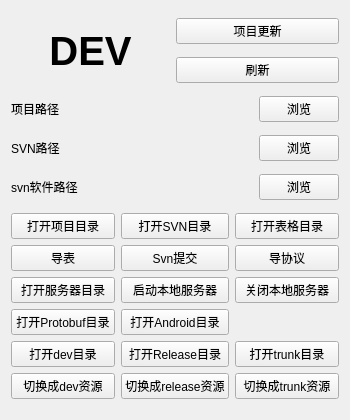
LianBai/PyTools, file TWTools/roommain.ui: the form before one commit.
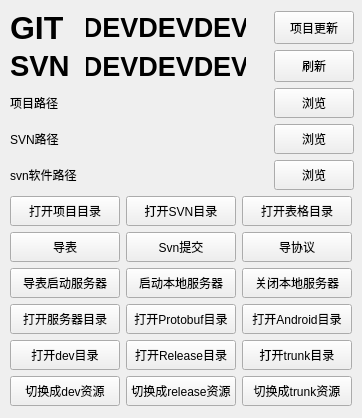
The form after the commit.

Commit message: 更新TWTools

The edit to the form file:
```diff
--- a/TWTools/roommain.ui
+++ b/TWTools/roommain.ui
@@ -12,8 +12,8 @@
    <rect>
     <x>0</x>
     <y>0</y>
-    <width>350</width>
-    <height>420</height>
+    <width>362</width>
+    <height>418</height>
    </rect>
   </property>
   <property name="sizePolicy">
@@ -24,8 +24,8 @@
   </property>
   <property name="minimumSize">
    <size>
-    <width>350</width>
-    <height>420</height>
+    <width>362</width>
+    <height>418</height>
    </size>
   </property>
   <property name="maximumSize">
@@ -49,148 +49,466 @@
   <property name="windowTitle">
    <string>工具</string>
   </property>
-  <layout class="QGridLayout" name="gridLayout_2">
+  <widget class="QWidget" name="layoutWidget">
+   <property name="geometry">
+    <rect>
+     <x>10</x>
+     <y>11</y>
+     <width>344</width>
+     <height>395</height>
+    </rect>
+   </property>
+   <layout class="QGridLayout" name="gridLayout">
+    <item row="0" column="0">
+     <widget class="QLabel" name="label_4">
+      <property name="sizePolicy">
+       <sizepolicy hsizetype="Minimum" vsizetype="Minimum">
+        <horstretch>0</horstretch>
+        <verstretch>0</verstretch>
+       </sizepolicy>
+      </property>
+      <property name="maximumSize">
+       <size>
+        <width>16777215</width>
+        <height>16777215</height>
+       </size>
+      </property>
+      <property name="font">
+       <font>
+        <pointsize>24</pointsize>
+        <weight>75</weight>
+        <bold>true</bold>
+       </font>
+      </property>
+      <property name="text">
+       <string>GIT </string>
+      </property>
+     </widget>
+    </item>
+    <item row="0" column="1" colspan="3">
+     <widget class="QLabel" name="GitLink">
+      <property name="sizePolicy">
+       <sizepolicy hsizetype="Minimum" vsizetype="Minimum">
+        <horstretch>0</horstretch>
+        <verstretch>0</verstretch>
+       </sizepolicy>
+      </property>
+      <property name="minimumSize">
+       <size>
+        <width>160</width>
+        <height>30</height>
+       </size>
+      </property>
+      <property name="maximumSize">
+       <size>
+        <width>160</width>
+        <height>16777215</height>
+       </size>
+      </property>
+      <property name="font">
+       <font>
+        <pointsize>20</pointsize>
+        <weight>75</weight>
+        <bold>true</bold>
+       </font>
+      </property>
+      <property name="text">
+       <string>DEVDEVDEV</string>
+      </property>
+      <property name="scaledContents">
+       <bool>true</bool>
+      </property>
+      <property name="alignment">
+       <set>Qt::AlignCenter</set>
+      </property>
+      <property name="wordWrap">
+       <bool>false</bool>
+      </property>
+      <property name="openExternalLinks">
+       <bool>false</bool>
+      </property>
+     </widget>
+    </item>
+    <item row="0" column="4">
+     <widget class="QPushButton" name="UpdateBtn">
+      <property name="sizePolicy">
+       <sizepolicy hsizetype="Minimum" vsizetype="Minimum">
+        <horstretch>0</horstretch>
+        <verstretch>0</verstretch>
+       </sizepolicy>
+      </property>
+      <property name="maximumSize">
+       <size>
+        <width>16777215</width>
+        <height>16777215</height>
+       </size>
+      </property>
+      <property name="text">
+       <string>项目更新</string>
+      </property>
+     </widget>
+    </item>
+    <item row="1" column="0">
+     <widget class="QLabel" name="label_5">
+      <property name="sizePolicy">
+       <sizepolicy hsizetype="Minimum" vsizetype="Minimum">
+        <horstretch>0</horstretch>
+        <verstretch>0</verstretch>
+       </sizepolicy>
+      </property>
+      <property name="maximumSize">
+       <size>
+        <width>16777215</width>
+        <height>16777215</height>
+       </size>
+      </property>
+      <property name="font">
+       <font>
+        <pointsize>22</pointsize>
+        <weight>75</weight>
+        <bold>true</bold>
+       </font>
+      </property>
+      <property name="text">
+       <string>SVN </string>
+      </property>
+     </widget>
+    </item>
+    <item row="1" column="1" colspan="3">
+     <widget class="QLabel" name="ResLink">
+      <property name="sizePolicy">
+       <sizepolicy hsizetype="Minimum" vsizetype="Minimum">
+        <horstretch>0</horstretch>
+        <verstretch>0</verstretch>
+       </sizepolicy>
+      </property>
+      <property name="minimumSize">
+       <size>
+        <width>160</width>
+        <height>30</height>
+       </size>
+      </property>
+      <property name="maximumSize">
+       <size>
+        <width>160</width>
+        <height>16777215</height>
+       </size>
+      </property>
+      <property name="font">
+       <font>
+        <pointsize>20</pointsize>
+        <weight>75</weight>
+        <bold>true</bold>
+       </font>
+      </property>
+      <property name="text">
+       <string>DEVDEVDEV</string>
+      </property>
+      <property name="scaledContents">
+       <bool>true</bool>
+      </property>
+      <property name="alignment">
+       <set>Qt::AlignCenter</set>
+      </property>
+      <property name="wordWrap">
+       <bool>false</bool>
+      </property>
+      <property name="openExternalLinks">
+       <bool>false</bool>
+      </property>
+     </widget>
+    </item>
+    <item row="1" column="4">
+     <widget class="QPushButton" name="ResLinkRefBtn">
+      <property name="sizePolicy">
+       <sizepolicy hsizetype="Minimum" vsizetype="Minimum">
+        <horstretch>0</horstretch>
+        <verstretch>0</verstretch>
+       </sizepolicy>
+      </property>
+      <property name="maximumSize">
+       <size>
+        <width>16777215</width>
+        <height>16777215</height>
+       </size>
+      </property>
+      <property name="text">
+       <string>刷新</string>
+      </property>
+     </widget>
+    </item>
    <item row="2" column="0">
     <widget class="QLabel" name="label">
+      <property name="sizePolicy">
+       <sizepolicy hsizetype="Minimum" vsizetype="Minimum">
+        <horstretch>0</horstretch>
+        <verstretch>0</verstretch>
+       </sizepolicy>
+      </property>
+      <property name="minimumSize">
+       <size>
+        <width>70</width>
+        <height>30</height>
+       </size>
+      </property>
+      <property name="maximumSize">
+       <size>
+        <width>16777215</width>
+        <height>16777215</height>
+       </size>
+      </property>
      <property name="text">
       <string>项目路径</string>
      </property>
     </widget>
    </item>
+    <item row="2" column="1" colspan="3">
+     <widget class="QLabel" name="ProPath">
+      <property name="sizePolicy">
+       <sizepolicy hsizetype="Minimum" vsizetype="Minimum">
+        <horstretch>0</horstretch>
+        <verstretch>0</verstretch>
+       </sizepolicy>
+      </property>
+      <property name="minimumSize">
+       <size>
+        <width>160</width>
+        <height>30</height>
+       </size>
+      </property>
+      <property name="maximumSize">
+       <size>
+        <width>16777215</width>
+        <height>16777215</height>
+       </size>
+      </property>
+      <property name="text">
+       <string/>
+      </property>
+      <property name="scaledContents">
+       <bool>true</bool>
+      </property>
+      <property name="alignment">
+       <set>Qt::AlignCenter</set>
+      </property>
+      <property name="wordWrap">
+       <bool>false</bool>
+      </property>
+     </widget>
+    </item>
+    <item row="2" column="4">
+     <widget class="QPushButton" name="ProPathSearchBtn">
+      <property name="sizePolicy">
+       <sizepolicy hsizetype="Minimum" vsizetype="Minimum">
+        <horstretch>0</horstretch>
+        <verstretch>0</verstretch>
+       </sizepolicy>
+      </property>
+      <property name="minimumSize">
+       <size>
+        <width>0</width>
+        <height>30</height>
+       </size>
+      </property>
+      <property name="maximumSize">
+       <size>
+        <width>16777215</width>
+        <height>16777215</height>
+       </size>
+      </property>
+      <property name="text">
+       <string>浏览</string>
+      </property>
+     </widget>
+    </item>
    <item row="3" column="0">
     <widget class="QLabel" name="label_2">
+      <property name="sizePolicy">
+       <sizepolicy hsizetype="Minimum" vsizetype="Minimum">
+        <horstretch>0</horstretch>
+        <verstretch>0</verstretch>
+       </sizepolicy>
+      </property>
+      <property name="minimumSize">
+       <size>
+        <width>70</width>
+        <height>30</height>
+       </size>
+      </property>
+      <property name="maximumSize">
+       <size>
+        <width>16777215</width>
+        <height>16777215</height>
+       </size>
+      </property>
      <property name="text">
       <string>SVN路径</string>
      </property>
     </widget>
    </item>
-   <item row="3" column="3">
+    <item row="3" column="1" colspan="3">
+     <widget class="QLabel" name="SvnPath">
+      <property name="sizePolicy">
+       <sizepolicy hsizetype="Minimum" vsizetype="Minimum">
+        <horstretch>0</horstretch>
+        <verstretch>0</verstretch>
+       </sizepolicy>
+      </property>
+      <property name="minimumSize">
+       <size>
+        <width>160</width>
+        <height>30</height>
+       </size>
+      </property>
+      <property name="maximumSize">
+       <size>
+        <width>16777215</width>
+        <height>16777215</height>
+       </size>
+      </property>
+      <property name="text">
+       <string/>
+      </property>
+      <property name="scaledContents">
+       <bool>true</bool>
+      </property>
+      <property name="alignment">
+       <set>Qt::AlignCenter</set>
+      </property>
+      <property name="wordWrap">
+       <bool>false</bool>
+      </property>
+     </widget>
+    </item>
+    <item row="3" column="4">
     <widget class="QPushButton" name="SvnPathSearchBtn">
-     <property name="text">
-      <string>浏览</string>
-     </property>
-    </widget>
-   </item>
-   <item row="2" column="1" colspan="2">
-    <widget class="QLabel" name="ProPath">
-     <property name="text">
-      <string/>
-     </property>
-     <property name="scaledContents">
-      <bool>true</bool>
-     </property>
-     <property name="alignment">
-      <set>Qt::AlignCenter</set>
-     </property>
-     <property name="wordWrap">
-      <bool>false</bool>
-     </property>
-    </widget>
-   </item>
-   <item row="4" column="3">
-    <widget class="QPushButton" name="SvnExeSearchBtn">
+      <property name="sizePolicy">
+       <sizepolicy hsizetype="Minimum" vsizetype="Minimum">
+        <horstretch>0</horstretch>
+        <verstretch>0</verstretch>
+       </sizepolicy>
+      </property>
+      <property name="minimumSize">
+       <size>
+        <width>0</width>
+        <height>30</height>
+       </size>
+      </property>
+      <property name="maximumSize">
+       <size>
+        <width>16777215</width>
+        <height>16777215</height>
+       </size>
+      </property>
      <property name="text">
       <string>浏览</string>
      </property>
     </widget>
    </item>
-   <item row="1" column="2" colspan="2">
-    <widget class="QPushButton" name="ResLinkRefBtn">
-     <property name="text">
-      <string>刷新</string>
-     </property>
-    </widget>
-   </item>
    <item row="4" column="0">
     <widget class="QLabel" name="label_3">
+      <property name="sizePolicy">
+       <sizepolicy hsizetype="Minimum" vsizetype="Minimum">
+        <horstretch>0</horstretch>
+        <verstretch>0</verstretch>
+       </sizepolicy>
+      </property>
+      <property name="minimumSize">
+       <size>
+        <width>0</width>
+        <height>30</height>
+       </size>
+      </property>
+      <property name="maximumSize">
+       <size>
+        <width>16777215</width>
+        <height>16777215</height>
+       </size>
+      </property>
      <property name="text">
       <string>svn软件路径</string>
      </property>
     </widget>
    </item>
-   <item row="0" column="0" rowspan="2" colspan="2">
-    <widget class="QLabel" name="ResLink">
-     <property name="font">
-      <font>
-       <pointsize>30</pointsize>
-       <weight>75</weight>
-       <bold>true</bold>
-      </font>
+    <item row="4" column="1" colspan="3">
+     <widget class="QLabel" name="SvnExePath">
+      <property name="sizePolicy">
+       <sizepolicy hsizetype="Minimum" vsizetype="Minimum">
+        <horstretch>0</horstretch>
+        <verstretch>0</verstretch>
+       </sizepolicy>
+      </property>
+      <property name="minimumSize">
+       <size>
+        <width>160</width>
+        <height>30</height>
+       </size>
+      </property>
+      <property name="maximumSize">
+       <size>
+        <width>16777215</width>
+        <height>16777215</height>
+       </size>
      </property>
      <property name="text">
-      <string>DEV</string>
+       <string/>
+      </property>
+      <property name="scaledContents">
+       <bool>true</bool>
      </property>
      <property name="alignment">
       <set>Qt::AlignCenter</set>
      </property>
-    </widget>
-   </item>
-   <item row="2" column="3">
-    <widget class="QPushButton" name="ProPathSearchBtn">
+      <property name="wordWrap">
+       <bool>true</bool>
+      </property>
+     </widget>
+    </item>
+    <item row="4" column="4">
+     <widget class="QPushButton" name="SvnExeSearchBtn">
+      <property name="sizePolicy">
+       <sizepolicy hsizetype="Minimum" vsizetype="Minimum">
+        <horstretch>0</horstretch>
+        <verstretch>0</verstretch>
+       </sizepolicy>
+      </property>
+      <property name="minimumSize">
+       <size>
+        <width>0</width>
+        <height>30</height>
+       </size>
+      </property>
+      <property name="maximumSize">
+       <size>
+        <width>16777215</width>
+        <height>16777215</height>
+       </size>
+      </property>
      <property name="text">
       <string>浏览</string>
      </property>
     </widget>
    </item>
-   <item row="0" column="2" colspan="2">
-    <widget class="QPushButton" name="UpdateBtn">
-     <property name="text">
-      <string>项目更新</string>
-     </property>
-    </widget>
-   </item>
-   <item row="5" column="0" colspan="4">
-    <layout class="QGridLayout" name="BtnsLayout">
-     <item row="5" column="0">
-      <widget class="QPushButton" name="ResDevBtn">
-       <property name="font">
-        <font>
-         <stylestrategy>PreferDefault</stylestrategy>
-        </font>
-       </property>
-       <property name="text">
-        <string>切换成dev资源</string>
-       </property>
-      </widget>
-     </item>
-     <item row="0" column="2">
-      <widget class="QPushButton" name="OpenExcelPathBtn">
-       <property name="font">
-        <font>
-         <stylestrategy>PreferDefault</stylestrategy>
-        </font>
-       </property>
-       <property name="text">
-        <string>打开表格目录</string>
-       </property>
-      </widget>
-     </item>
-     <item row="4" column="1">
-      <widget class="QPushButton" name="OpenReleasePathBtn">
-       <property name="font">
-        <font>
-         <stylestrategy>PreferDefault</stylestrategy>
-        </font>
-       </property>
-       <property name="text">
-        <string>打开Release目录</string>
-       </property>
-      </widget>
-     </item>
-     <item row="3" column="1">
-      <widget class="QPushButton" name="OpenAndroidPath">
-       <property name="font">
-        <font>
-         <stylestrategy>PreferDefault</stylestrategy>
-        </font>
-       </property>
-       <property name="text">
-        <string>打开Android目录</string>
-       </property>
-      </widget>
-     </item>
-     <item row="0" column="0">
+    <item row="5" column="0" colspan="2">
       <widget class="QPushButton" name="OpenProPathBtn">
+      <property name="sizePolicy">
+       <sizepolicy hsizetype="Minimum" vsizetype="Minimum">
+        <horstretch>0</horstretch>
+        <verstretch>0</verstretch>
+       </sizepolicy>
+      </property>
+      <property name="minimumSize">
+       <size>
+        <width>110</width>
+        <height>30</height>
+       </size>
+      </property>
+      <property name="maximumSize">
+       <size>
+        <width>110</width>
+        <height>30</height>
+       </size>
+      </property>
        <property name="font">
         <font>
          <stylestrategy>PreferDefault</stylestrategy>
@@ -201,20 +519,26 @@
        </property>
       </widget>
      </item>
-     <item row="1" column="2">
-      <widget class="QPushButton" name="GuideProtobufBtn">
-       <property name="font">
-        <font>
-         <stylestrategy>PreferDefault</stylestrategy>
-        </font>
-       </property>
-       <property name="text">
-        <string>导协议</string>
-       </property>
-      </widget>
-     </item>
-     <item row="0" column="1">
+    <item row="5" column="2">
       <widget class="QPushButton" name="OpenSvnPathBtn">
+      <property name="sizePolicy">
+       <sizepolicy hsizetype="Minimum" vsizetype="Minimum">
+        <horstretch>0</horstretch>
+        <verstretch>0</verstretch>
+       </sizepolicy>
+      </property>
+      <property name="minimumSize">
+       <size>
+        <width>110</width>
+        <height>30</height>
+       </size>
+      </property>
+      <property name="maximumSize">
+       <size>
+        <width>110</width>
+        <height>30</height>
+       </size>
+      </property>
        <property name="font">
         <font>
          <stylestrategy>PreferDefault</stylestrategy>
@@ -225,8 +549,56 @@
        </property>
       </widget>
      </item>
-     <item row="1" column="0">
+    <item row="5" column="3" colspan="2">
+     <widget class="QPushButton" name="OpenExcelPathBtn">
+      <property name="sizePolicy">
+       <sizepolicy hsizetype="Minimum" vsizetype="Minimum">
+        <horstretch>0</horstretch>
+        <verstretch>0</verstretch>
+       </sizepolicy>
+      </property>
+      <property name="minimumSize">
+       <size>
+        <width>110</width>
+        <height>30</height>
+       </size>
+      </property>
+      <property name="maximumSize">
+       <size>
+        <width>110</width>
+        <height>30</height>
+       </size>
+      </property>
+      <property name="font">
+       <font>
+        <stylestrategy>PreferDefault</stylestrategy>
+       </font>
+      </property>
+      <property name="text">
+       <string>打开表格目录</string>
+      </property>
+     </widget>
+    </item>
+    <item row="6" column="0" colspan="2">
       <widget class="QPushButton" name="GuideTabelBtn">
+      <property name="sizePolicy">
+       <sizepolicy hsizetype="Minimum" vsizetype="Minimum">
+        <horstretch>0</horstretch>
+        <verstretch>0</verstretch>
+       </sizepolicy>
+      </property>
+      <property name="minimumSize">
+       <size>
+        <width>110</width>
+        <height>30</height>
+       </size>
+      </property>
+      <property name="maximumSize">
+       <size>
+        <width>110</width>
+        <height>30</height>
+       </size>
+      </property>
        <property name="font">
         <font>
          <stylestrategy>PreferDefault</stylestrategy>
@@ -237,8 +609,26 @@
        </property>
       </widget>
      </item>
-     <item row="1" column="1">
+    <item row="6" column="2">
       <widget class="QPushButton" name="SvnCommitBtn">
+      <property name="sizePolicy">
+       <sizepolicy hsizetype="Minimum" vsizetype="Minimum">
+        <horstretch>0</horstretch>
+        <verstretch>0</verstretch>
+       </sizepolicy>
+      </property>
+      <property name="minimumSize">
+       <size>
+        <width>110</width>
+        <height>30</height>
+       </size>
+      </property>
+      <property name="maximumSize">
+       <size>
+        <width>110</width>
+        <height>30</height>
+       </size>
+      </property>
        <property name="font">
         <font>
          <stylestrategy>PreferDefault</stylestrategy>
@@ -249,20 +639,146 @@
        </property>
       </widget>
      </item>
-     <item row="4" column="2">
-      <widget class="QPushButton" name="OpenTrunkPathBtn">
+    <item row="6" column="3" colspan="2">
+     <widget class="QPushButton" name="GuideProtobufBtn">
+      <property name="sizePolicy">
+       <sizepolicy hsizetype="Minimum" vsizetype="Minimum">
+        <horstretch>0</horstretch>
+        <verstretch>0</verstretch>
+       </sizepolicy>
+      </property>
+      <property name="minimumSize">
+       <size>
+        <width>110</width>
+        <height>30</height>
+       </size>
+      </property>
+      <property name="maximumSize">
+       <size>
+        <width>110</width>
+        <height>30</height>
+       </size>
+      </property>
        <property name="font">
         <font>
          <stylestrategy>PreferDefault</stylestrategy>
         </font>
        </property>
        <property name="text">
-        <string>打开trunk目录</string>
+       <string>导协议</string>
        </property>
       </widget>
      </item>
-     <item row="2" column="0">
+    <item row="7" column="0" colspan="2">
+     <widget class="QPushButton" name="ExcelOpenServerBtn">
+      <property name="sizePolicy">
+       <sizepolicy hsizetype="Minimum" vsizetype="Minimum">
+        <horstretch>0</horstretch>
+        <verstretch>0</verstretch>
+       </sizepolicy>
+      </property>
+      <property name="minimumSize">
+       <size>
+        <width>110</width>
+        <height>30</height>
+       </size>
+      </property>
+      <property name="maximumSize">
+       <size>
+        <width>110</width>
+        <height>30</height>
+       </size>
+      </property>
+      <property name="font">
+       <font>
+        <stylestrategy>PreferDefault</stylestrategy>
+       </font>
+      </property>
+      <property name="text">
+       <string>导表启动服务器</string>
+      </property>
+     </widget>
+    </item>
+    <item row="7" column="2">
+     <widget class="QPushButton" name="OpenServerBtn">
+      <property name="sizePolicy">
+       <sizepolicy hsizetype="Minimum" vsizetype="Minimum">
+        <horstretch>0</horstretch>
+        <verstretch>0</verstretch>
+       </sizepolicy>
+      </property>
+      <property name="minimumSize">
+       <size>
+        <width>110</width>
+        <height>30</height>
+       </size>
+      </property>
+      <property name="maximumSize">
+       <size>
+        <width>110</width>
+        <height>30</height>
+       </size>
+      </property>
+      <property name="font">
+       <font>
+        <stylestrategy>PreferDefault</stylestrategy>
+       </font>
+      </property>
+      <property name="text">
+       <string>启动本地服务器</string>
+      </property>
+     </widget>
+    </item>
+    <item row="7" column="3" colspan="2">
+     <widget class="QPushButton" name="CloseServerBtn">
+      <property name="sizePolicy">
+       <sizepolicy hsizetype="Minimum" vsizetype="Minimum">
+        <horstretch>0</horstretch>
+        <verstretch>0</verstretch>
+       </sizepolicy>
+      </property>
+      <property name="minimumSize">
+       <size>
+        <width>110</width>
+        <height>30</height>
+       </size>
+      </property>
+      <property name="maximumSize">
+       <size>
+        <width>110</width>
+        <height>30</height>
+       </size>
+      </property>
+      <property name="font">
+       <font>
+        <stylestrategy>PreferDefault</stylestrategy>
+       </font>
+      </property>
+      <property name="text">
+       <string>关闭本地服务器</string>
+      </property>
+     </widget>
+    </item>
+    <item row="8" column="0" colspan="2">
       <widget class="QPushButton" name="OpenServerPathBtn">
+      <property name="sizePolicy">
+       <sizepolicy hsizetype="Minimum" vsizetype="Minimum">
+        <horstretch>0</horstretch>
+        <verstretch>0</verstretch>
+       </sizepolicy>
+      </property>
+      <property name="minimumSize">
+       <size>
+        <width>110</width>
+        <height>30</height>
+       </size>
+      </property>
+      <property name="maximumSize">
+       <size>
+        <width>110</width>
+        <height>30</height>
+       </size>
+      </property>
        <property name="font">
         <font>
          <stylestrategy>PreferDefault</stylestrategy>
@@ -273,8 +789,26 @@
        </property>
       </widget>
      </item>
-     <item row="3" column="0">
+    <item row="8" column="2">
       <widget class="QPushButton" name="OpenProtobufPathBtn">
+      <property name="sizePolicy">
+       <sizepolicy hsizetype="Minimum" vsizetype="Minimum">
+        <horstretch>0</horstretch>
+        <verstretch>0</verstretch>
+       </sizepolicy>
+      </property>
+      <property name="minimumSize">
+       <size>
+        <width>110</width>
+        <height>30</height>
+       </size>
+      </property>
+      <property name="maximumSize">
+       <size>
+        <width>110</width>
+        <height>30</height>
+       </size>
+      </property>
        <property name="font">
         <font>
          <pointsize>9</pointsize>
@@ -288,8 +822,176 @@
        </property>
       </widget>
      </item>
-     <item row="5" column="1">
+    <item row="8" column="3" colspan="2">
+     <widget class="QPushButton" name="OpenAndroidPath">
+      <property name="sizePolicy">
+       <sizepolicy hsizetype="Minimum" vsizetype="Minimum">
+        <horstretch>0</horstretch>
+        <verstretch>0</verstretch>
+       </sizepolicy>
+      </property>
+      <property name="minimumSize">
+       <size>
+        <width>110</width>
+        <height>30</height>
+       </size>
+      </property>
+      <property name="maximumSize">
+       <size>
+        <width>110</width>
+        <height>30</height>
+       </size>
+      </property>
+      <property name="font">
+       <font>
+        <stylestrategy>PreferDefault</stylestrategy>
+       </font>
+      </property>
+      <property name="text">
+       <string>打开Android目录</string>
+      </property>
+     </widget>
+    </item>
+    <item row="9" column="0" colspan="2">
+     <widget class="QPushButton" name="OpenDevPathBtn">
+      <property name="sizePolicy">
+       <sizepolicy hsizetype="Minimum" vsizetype="Minimum">
+        <horstretch>0</horstretch>
+        <verstretch>0</verstretch>
+       </sizepolicy>
+      </property>
+      <property name="minimumSize">
+       <size>
+        <width>110</width>
+        <height>30</height>
+       </size>
+      </property>
+      <property name="maximumSize">
+       <size>
+        <width>110</width>
+        <height>30</height>
+       </size>
+      </property>
+      <property name="font">
+       <font>
+        <stylestrategy>PreferDefault</stylestrategy>
+       </font>
+      </property>
+      <property name="text">
+       <string>打开dev目录</string>
+      </property>
+     </widget>
+    </item>
+    <item row="9" column="2">
+     <widget class="QPushButton" name="OpenReleasePathBtn">
+      <property name="sizePolicy">
+       <sizepolicy hsizetype="Minimum" vsizetype="Minimum">
+        <horstretch>0</horstretch>
+        <verstretch>0</verstretch>
+       </sizepolicy>
+      </property>
+      <property name="minimumSize">
+       <size>
+        <width>110</width>
+        <height>30</height>
+       </size>
+      </property>
+      <property name="maximumSize">
+       <size>
+        <width>110</width>
+        <height>30</height>
+       </size>
+      </property>
+      <property name="font">
+       <font>
+        <stylestrategy>PreferDefault</stylestrategy>
+       </font>
+      </property>
+      <property name="text">
+       <string>打开Release目录</string>
+      </property>
+     </widget>
+    </item>
+    <item row="9" column="3" colspan="2">
+     <widget class="QPushButton" name="OpenTrunkPathBtn">
+      <property name="sizePolicy">
+       <sizepolicy hsizetype="Minimum" vsizetype="Minimum">
+        <horstretch>0</horstretch>
+        <verstretch>0</verstretch>
+       </sizepolicy>
+      </property>
+      <property name="minimumSize">
+       <size>
+        <width>110</width>
+        <height>30</height>
+       </size>
+      </property>
+      <property name="maximumSize">
+       <size>
+        <width>110</width>
+        <height>30</height>
+       </size>
+      </property>
+      <property name="font">
+       <font>
+        <stylestrategy>PreferDefault</stylestrategy>
+       </font>
+      </property>
+      <property name="text">
+       <string>打开trunk目录</string>
+      </property>
+     </widget>
+    </item>
+    <item row="10" column="0" colspan="2">
+     <widget class="QPushButton" name="ResDevBtn">
+      <property name="sizePolicy">
+       <sizepolicy hsizetype="Minimum" vsizetype="Minimum">
+        <horstretch>0</horstretch>
+        <verstretch>0</verstretch>
+       </sizepolicy>
+      </property>
+      <property name="minimumSize">
+       <size>
+        <width>110</width>
+        <height>30</height>
+       </size>
+      </property>
+      <property name="maximumSize">
+       <size>
+        <width>110</width>
+        <height>30</height>
+       </size>
+      </property>
+      <property name="font">
+       <font>
+        <stylestrategy>PreferDefault</stylestrategy>
+       </font>
+      </property>
+      <property name="text">
+       <string>切换成dev资源</string>
+      </property>
+     </widget>
+    </item>
+    <item row="10" column="2">
       <widget class="QPushButton" name="ResReleaseBtn">
+      <property name="sizePolicy">
+       <sizepolicy hsizetype="Minimum" vsizetype="Minimum">
+        <horstretch>0</horstretch>
+        <verstretch>0</verstretch>
+       </sizepolicy>
+      </property>
+      <property name="minimumSize">
+       <size>
+        <width>110</width>
+        <height>30</height>
+       </size>
+      </property>
+      <property name="maximumSize">
+       <size>
+        <width>110</width>
+        <height>30</height>
+       </size>
+      </property>
        <property name="font">
         <font>
          <stylestrategy>PreferDefault</stylestrategy>
@@ -300,8 +1002,26 @@
        </property>
       </widget>
      </item>
-     <item row="5" column="2">
+    <item row="10" column="3" colspan="2">
       <widget class="QPushButton" name="ResTrunkBtn">
+      <property name="sizePolicy">
+       <sizepolicy hsizetype="Minimum" vsizetype="Minimum">
+        <horstretch>0</horstretch>
+        <verstretch>0</verstretch>
+       </sizepolicy>
+      </property>
+      <property name="minimumSize">
+       <size>
+        <width>110</width>
+        <height>30</height>
+       </size>
+      </property>
+      <property name="maximumSize">
+       <size>
+        <width>110</width>
+        <height>30</height>
+       </size>
+      </property>
        <property name="font">
         <font>
          <stylestrategy>PreferDefault</stylestrategy>
@@ -312,77 +1032,8 @@
        </property>
       </widget>
      </item>
-     <item row="2" column="1">
-      <widget class="QPushButton" name="OpenServerBtn">
-       <property name="font">
-        <font>
-         <stylestrategy>PreferDefault</stylestrategy>
-        </font>
-       </property>
-       <property name="text">
-        <string>启动本地服务器</string>
-       </property>
-      </widget>
-     </item>
-     <item row="4" column="0">
-      <widget class="QPushButton" name="OpenDevPathBtn">
-       <property name="font">
-        <font>
-         <stylestrategy>PreferDefault</stylestrategy>
-        </font>
-       </property>
-       <property name="text">
-        <string>打开dev目录</string>
-       </property>
-      </widget>
-     </item>
-     <item row="2" column="2">
-      <widget class="QPushButton" name="CloseServerBtn">
-       <property name="font">
-        <font>
-         <stylestrategy>PreferDefault</stylestrategy>
-        </font>
-       </property>
-       <property name="text">
-        <string>关闭本地服务器</string>
-       </property>
-      </widget>
-     </item>
-    </layout>
-   </item>
-   <item row="3" column="1" colspan="2">
-    <widget class="QLabel" name="SvnPath">
-     <property name="text">
-      <string/>
-     </property>
-     <property name="scaledContents">
-      <bool>true</bool>
-     </property>
-     <property name="alignment">
-      <set>Qt::AlignCenter</set>
-     </property>
-     <property name="wordWrap">
-      <bool>false</bool>
-     </property>
-    </widget>
-   </item>
-   <item row="4" column="1" colspan="2">
-    <widget class="QLabel" name="SvnExePath">
-     <property name="text">
-      <string/>
-     </property>
-     <property name="scaledContents">
-      <bool>true</bool>
-     </property>
-     <property name="alignment">
-      <set>Qt::AlignCenter</set>
-     </property>
-     <property name="wordWrap">
-      <bool>true</bool>
-     </property>
-    </widget>
-   </item>
-  </layout>
+   </layout>
+  </widget>
  </widget>
  <resources/>
  <connections/>
```
Lines whose indentation alone changed are shown as unchanged. The commit also changes 19 other files.
